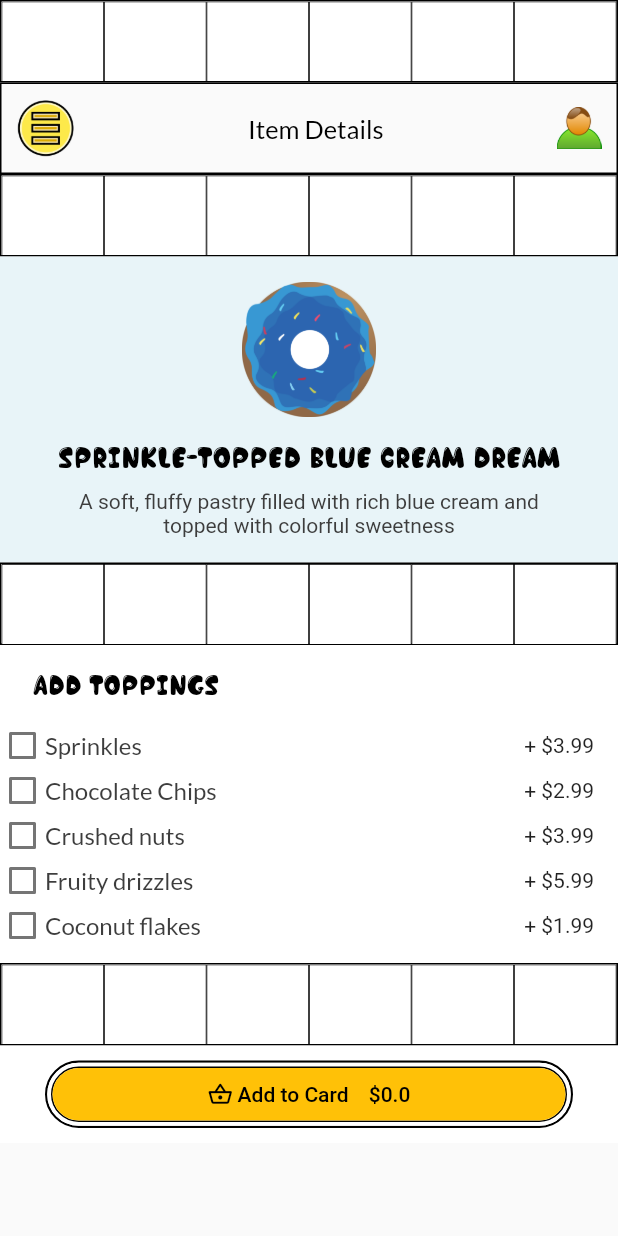
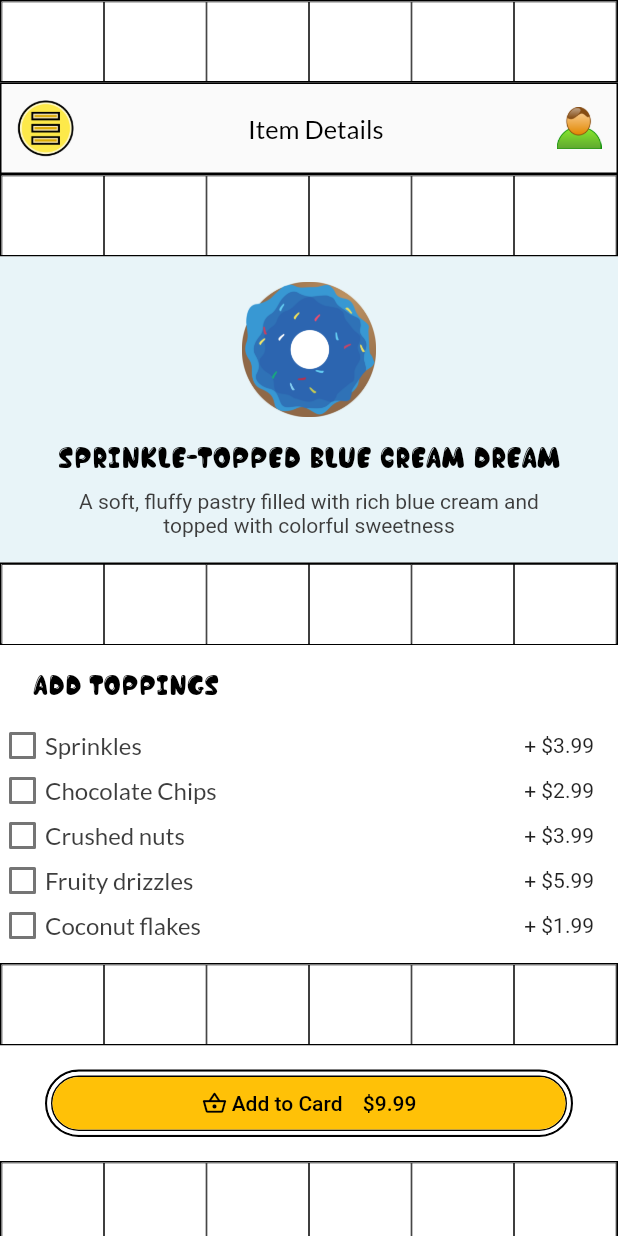
Before and after one commit to viirgess/donutsApp, a Flutter app: the MenuPage screen opened directly, after a tap on the "shopping basket" icon, on a phone screen of 412 x 824 dp. Run offline on Flutter 3.47's test engine with Material 2 defaults, Android fonts, the phone set to English and light mode, and no system bars; our stand-ins replace bloc, flutter_bloc, google_fonts.

Commit message:
added total price to cubit

```diff
--- a/lib/components/add_topings_item.dart
+++ b/lib/components/add_topings_item.dart
@@ -35,14 +35,14 @@ class _AddToppingsItemState extends State<AddToppingsItem> {
                   ),
                 ),
               ),
-              ...state.toppinsList.map((e) {
+              ...state.toppingsList.map((e) {
                 return Row(
                   children: [
                     SizedBox(
                       height: 30,
                       width: 30,
                       child: Checkbox(
-                        value: state.currentItems.contains(e),
+                        value: state.currentItem.contains(e),
                         onChanged: (bool? value) {
                           context.read<ItemDetailsCubit>().manageToppings(e);
                         },
--- a/lib/components/item_details/cubit/item_details_state.dart
+++ b/lib/components/item_details/cubit/item_details_state.dart
@@ -2,20 +2,20 @@ part of 'item_details_cubit.dart';
 
 class ItemDetailsState {
   final double totalPrice;
-  final List toppinsList;
-  final List currentItems;
+  final List toppingsList;
+  final List currentItem;
 
   const ItemDetailsState({
     required this.totalPrice,
-    required this.toppinsList,
-    required this.currentItems,
+    required this.toppingsList,
+    required this.currentItem,
   });
 
   ItemDetailsState.initial()
-      : totalPrice = 0,
-        toppinsList = FakeData.fakeDataToppings,
-        currentItems = [];
+      : totalPrice = 9.99,
+        toppingsList = FakeData.fakeDataToppings,
+        currentItem = [];
 
   @override
-  List<Object> get props => [totalPrice, toppinsList, currentItems];
+  List<Object> get props => [totalPrice, toppingsList, currentItem];
 }
--- a/lib/pages/description_item_page.dart
+++ b/lib/pages/description_item_page.dart
@@ -79,7 +79,7 @@ class DescriptionItem extends StatelessWidget {
                   color: ColorSourceApp.white,
                   child: Padding(
                     padding: const EdgeInsets.symmetric(
-                        horizontal: 30, vertical: 10),
+                        horizontal: 30, vertical: 16),
                     child: ButtonAddToBusketItem(
                       totalPrice: state.totalPrice,
                     ),
@@ -87,6 +87,7 @@ class DescriptionItem extends StatelessWidget {
                 );
               },
             ),
+            const GridImemDescription(),
           ],
         ),
       ),
--- a/lib/widgets/grid_menu_item.dart
+++ b/lib/widgets/grid_menu_item.dart
@@ -9,10 +9,10 @@ class GridMenuItem extends StatelessWidget {
       children: [
         Expanded(
           child: Container(
-            decoration:  BoxDecoration(
+            decoration: BoxDecoration(
               border: Border.all(color: Colors.black, width: 0.8),
             ),
-            height: 40.4,
+            height: 55,
             child: GridView.count(
               padding: EdgeInsets.zero,
               crossAxisCount: 6,
```
Also changed, not shown: lib/components/card_menu_item.dart (+9 -5 lines), lib/components/cubit/checkbox_cubit.dart (deleted, +0 -19 lines), lib/components/cubit/checkbox_state.dart (deleted, +0 -12 lines), lib/components/fake_data/item_menu_fake_data.dart (added, +18 -0 lines), lib/components/item_details/cubit/item_details_cubit.dart (+7 -8 lines), lib/model/items_menu.dart (added, +10 -0 lines), lib/pages/first_screen_page.dart (+13 -10 lines).
